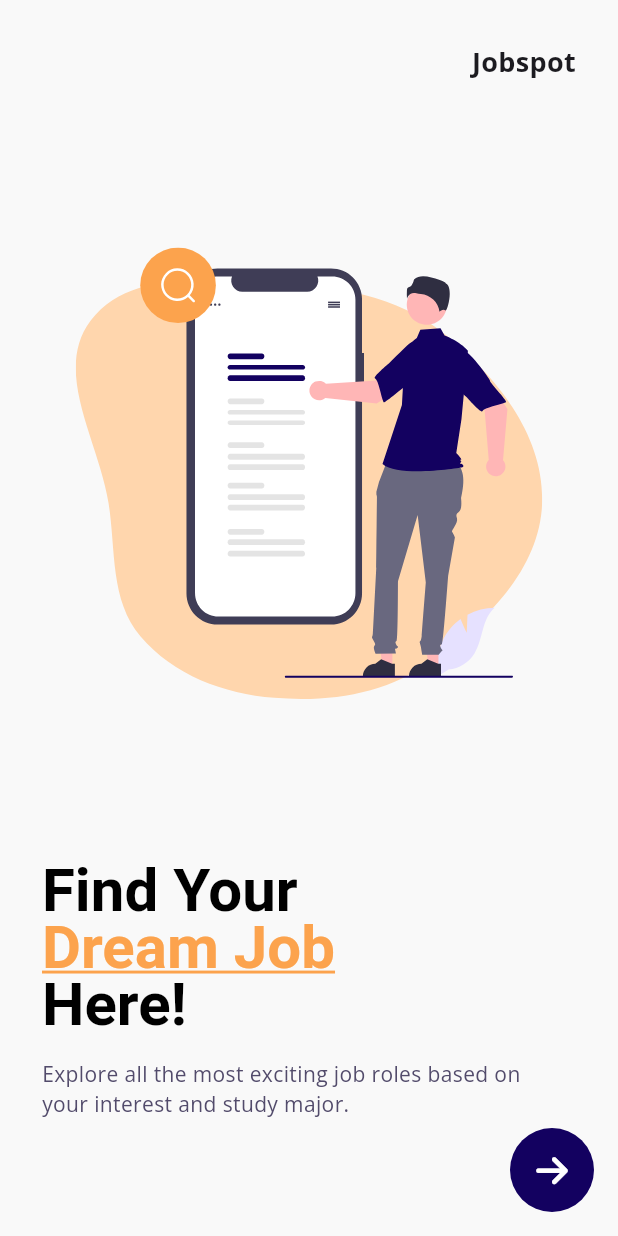
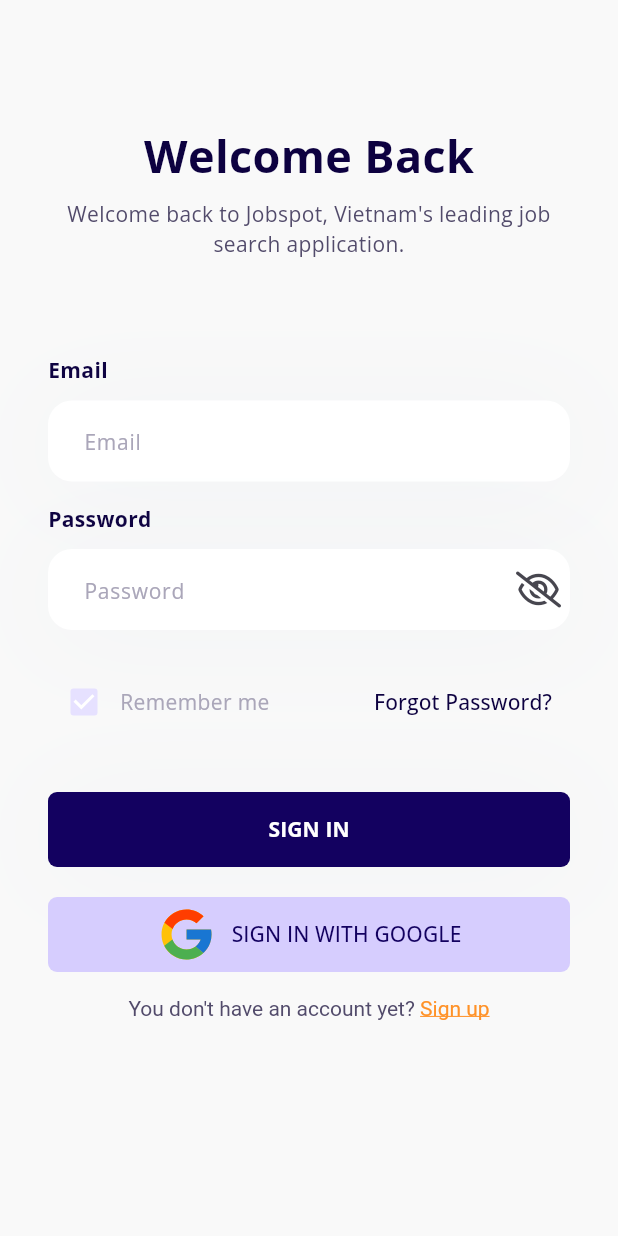
Before and after one commit to dustin-goldenowl/jobspot, a Flutter app: the screen it shows after launch, after a tap on an icon or button, on a phone screen of 412 x 824 dp. Run offline on Flutter 3.47's test engine with Material 2 defaults, Android fonts, the phone set to English and light mode, and no system bars; our stand-ins replace auto_route, firebase_core, flutter_svg, fluttertoast, font_awesome_flutter, get_it and 1 more; accounts and stored records are empty; generated files the repository leaves out were written again.

Commit message:
add UI Sign In Screen

```diff
--- a/lib/jobspot_app.dart
+++ b/lib/jobspot_app.dart
@@ -1,5 +1,6 @@
 import 'package:flutter/material.dart';
-import 'package:jobspot/src/presentations/on_boarding/screen/on_boarding_page.dart';
+import 'package:jobspot/injection.dart';
+import 'package:jobspot/src/core/config/router/app_router.dart';
 
 import 'src/core/config/localization/app_localizations_setup.dart';
 import 'src/core/constants/constants.dart';
@@ -9,7 +10,7 @@
 
   @override
   Widget build(BuildContext context) {
-    return MaterialApp(
+    return MaterialApp.router(
       title: 'Jobspot',
       debugShowCheckedModeBanner: false,
       supportedLocales: AppLocalizationsSetup.supportedLocales,
@@ -32,7 +33,7 @@
           ),
         ),
       ),
-      home: const OnBoardingPage(),
+      routerConfig: getIt<AppRouter>().config(),
     );
   }
 }
--- a/lib/l10n/app_en.arb
+++ b/lib/l10n/app_en.arb
@@ -2,5 +2,16 @@
     "find_your": "Find Your",
     "dream_job": "Dream Job",
     "here": "Here!",
-    "on_boarding_content": "Explore all the most exciting job roles based on your interest and study major."
+    "on_boarding_content": "Explore all the most exciting job roles based on your interest and study major.",
+    "sign_in_content": "Welcome back to Jobspot, Vietnam's leading job search application.",
+    "welcome_back": "Welcome Back",
+    "remember_me": "Remember me",
+    "forgot_password": "Forgot Password?",
+    "press_again_to_exit": "Press again to exit",
+    "you_dont_have_an_account_yet": "You don't have an account yet? ",
+    "sign_in": "Sign in",
+    "sign_up": "Sign up",
+    "sign_in_with_google": "Sign in with Google",
+    "email": "Email",
+    "password": "Password"
 }
--- a/lib/l10n/app_vi.arb
+++ b/lib/l10n/app_vi.arb
@@ -2,5 +2,16 @@
     "find_your": "Find Your",
     "dream_job": "Dream Job",
     "here": "Here!",
-    "on_boarding_content": "Khám phá tất cả các vai trò công việc thú vị nhất dựa trên sở thích và chuyên ngành học tập của bạn."
+    "on_boarding_content": "Khám phá tất cả các vai trò công việc thú vị nhất dựa trên sở thích và chuyên ngành học tập của bạn.",
+    "sign_in_content": "Chào mừng bạn trở lại Jobspot, ứng dụng tìm việc làm hàng đầu Việt Nam.",
+    "welcome_back": "Welcome Back",
+    "remember_me": "Ghi nhớ",
+    "forgot_password": "Quên mật khẩu?",
+    "press_again_to_exit": "Nhấn lần nữa để thoát",
+    "you_dont_have_an_account_yet": "Bạn chưa có tài khoản? ",
+    "sign_in": "Đăng nhập",
+    "sign_up": "Đăng ký",
+    "sign_in_with_google": "Đăng ký với Google",
+    "email": "Email",
+    "password": "Password"
 }
--- /dev/null
+++ b/lib/src/core/common/custom_toast.dart
@@ -0,0 +1,40 @@
+import 'package:flutter/material.dart';
+import 'package:flutter_svg/flutter_svg.dart';
+import 'package:fluttertoast/fluttertoast.dart';
+import 'package:jobspot/src/core/constants/constants.dart';
+
+Widget toast(String text) {
+  return Card(
+    elevation: 5,
+    child: Container(
+      padding: const EdgeInsets.all(8),
+      decoration: BoxDecoration(
+        color: AppColors.scaffoldBackground,
+        borderRadius: BorderRadius.circular(15),
+      ),
+      child: Row(
+        children: [
+          SvgPicture.asset(AppImages.logo, width: 40, height: 40),
+          const SizedBox(width: 10),
+          Flexible(
+            child: Text(
+              text,
+              style: const TextStyle(color: Colors.black, fontSize: 15),
+            ),
+          ),
+        ],
+      ),
+    ),
+  );
+}
+
+void customToast(BuildContext context, String text) {
+  FToast fToast = FToast();
+  fToast.init(context);
+  fToast.showToast(
+    child: toast(text),
+    toastDuration: const Duration(seconds: 3),
+    gravity: ToastGravity.BOTTOM,
+    fadeDuration: const Duration(seconds: 1),
+  );
+}
--- a/lib/src/core/config/localization/app_local.dart
+++ b/lib/src/core/config/localization/app_local.dart
@@ -2,5 +2,5 @@
 import 'package:flutter_gen/gen_l10n/app_localizations.dart';
 
 class AppLocal {
-  static get text => getIt<AppLocalizations>();
+  static AppLocalizations get text => getIt<AppLocalizations>();
 }
--- /dev/null
+++ b/lib/src/core/config/router/app_router.dart
@@ -0,0 +1,17 @@
+import 'package:auto_route/auto_route.dart';
+import 'package:injectable/injectable.dart';
+import 'package:jobspot/src/core/config/router/app_router.gr.dart';
+
+@lazySingleton
+@AutoRouterConfig()
+class AppRouter extends $AppRouter {
+  @override
+  List<AutoRoute> get routes => [
+        AutoRoute(page: OnBoardingRoute.page, initial: true),
+        CustomRoute(
+          path: '/signIn',
+          page: SignInRoute.page,
+          transitionsBuilder: TransitionsBuilders.slideLeft,
+        ),
+      ];
+}
--- a/lib/src/core/constants/app_images.dart
+++ b/lib/src/core/constants/app_images.dart
@@ -2,4 +2,6 @@
   AppImages._();
 
   static String onBoarding = "assets/images/intro_image.svg";
+  static String google = "assets/images/google.svg";
+  static String logo = "assets/images/logo.svg";
 }
--- /dev/null
+++ b/lib/src/core/function/on_will_pop.dart
@@ -0,0 +1,18 @@
+import 'package:flutter/material.dart';
+import 'package:jobspot/src/core/common/custom_toast.dart';
+import 'package:jobspot/src/core/config/localization/app_local.dart';
+
+Future<bool> onWillPop({
+  required BuildContext context,
+  required Function(DateTime?) action,
+  DateTime? currentBackPressTime,
+}) {
+  DateTime now = DateTime.now();
+  if (currentBackPressTime == null ||
+      now.difference(currentBackPressTime) > const Duration(seconds: 3)) {
+    action(now);
+    customToast(context, AppLocal.text.press_again_to_exit);
+    return Future.value(false);
+  }
+  return Future.value(true);
+}
--- a/lib/src/presentations/on_boarding/screen/on_boarding_page.dart
+++ b/lib/src/presentations/on_boarding/screen/on_boarding_page.dart
@@ -1,27 +1,52 @@
+import 'package:auto_route/auto_route.dart';
 import 'package:flutter/material.dart';
 import 'package:flutter_svg/flutter_svg.dart';
 import 'package:font_awesome_flutter/font_awesome_flutter.dart';
 import 'package:jobspot/injection.dart';
 import 'package:jobspot/src/core/config/localization/app_local.dart';
 import 'package:flutter_gen/gen_l10n/app_localizations.dart';
+import 'package:jobspot/src/core/config/router/app_router.gr.dart';
+import 'package:jobspot/src/core/function/on_will_pop.dart';
 
 import '../../../core/constants/constants.dart';
 
-class OnBoardingPage extends StatelessWidget {
+@RoutePage()
+class OnBoardingPage extends StatefulWidget {
   const OnBoardingPage({super.key});
 
   @override
+  State<OnBoardingPage> createState() => _OnBoardingPageState();
+}
+
+class _OnBoardingPageState extends State<OnBoardingPage> {
+  DateTime? _currentBackPressTime;
+
+  @override
   Widget build(BuildContext context) {
-    getIt.registerSingleton(AppLocalizations.of(context)!);
+    if (!getIt.isRegistered<AppLocalizations>()) {
+      getIt.registerSingleton(AppLocalizations.of(context)!);
+    }
 
     return Scaffold(
       floatingActionButton: FloatingActionButton(
-        onPressed: () {},
+        onPressed: () {
+          context.router.pushAndPopUntil(
+            const SignInRoute(),
+            predicate: (_) => false,
+          );
+        },
         shape: RoundedRectangleBorder(borderRadius: BorderRadius.circular(360)),
         elevation: 0,
         child: const Icon(FontAwesomeIcons.arrowRight),
       ),
-      body: _body(context),
+      body: WillPopScope(
+        onWillPop: () => onWillPop(
+          context: context,
+          action: (now) => _currentBackPressTime = now,
+          currentBackPressTime: _currentBackPressTime,
+        ),
+        child: _body(context),
+      ),
     );
   }
 
--- /dev/null
+++ b/lib/src/presentations/sign_in/screen/sign_in_page.dart
@@ -0,0 +1,181 @@
+import 'package:auto_route/auto_route.dart';
+import 'package:flutter/gestures.dart';
+import 'package:flutter/material.dart';
+import 'package:flutter_svg/flutter_svg.dart';
+import 'package:jobspot/injection.dart';
+import 'package:jobspot/src/core/config/localization/app_local.dart';
+import 'package:jobspot/src/core/function/on_will_pop.dart';
+import 'package:jobspot/src/presentations/sign_in/widgets/custom_button.dart';
+import 'package:jobspot/src/presentations/sign_in/widgets/custom_title_text_input.dart';
+import 'package:flutter_gen/gen_l10n/app_localizations.dart';
+
+import '../../../core/constants/constants.dart';
+
+@RoutePage()
+class SignInPage extends StatefulWidget {
+  const SignInPage({super.key});
+
+  @override
+  State<SignInPage> createState() => _SignInPageState();
+}
+
+class _SignInPageState extends State<SignInPage> {
+  DateTime? _currentBackPressTime;
+  final TextEditingController _emailController = TextEditingController();
+  final TextEditingController _passwordController = TextEditingController();
+  bool isShowPassword = false;
+
+  @override
+  Widget build(BuildContext context) {
+    if (!getIt.isRegistered<AppLocalizations>()) {
+      getIt.registerSingleton(AppLocalizations.of(context)!);
+    }
+
+    return Scaffold(
+      body: WillPopScope(
+        onWillPop: () => onWillPop(
+          context: context,
+          action: (now) => _currentBackPressTime = now,
+          currentBackPressTime: _currentBackPressTime,
+        ),
+        child: _buildBody(),
+      ),
+    );
+  }
+
+  Widget _buildBody() {
+    return SafeArea(
+      child: SingleChildScrollView(
+        physics: const BouncingScrollPhysics(),
+        child: Form(
+          child: Padding(
+            padding: const EdgeInsets.all(AppDimens.largePadding),
+            child: Column(
+              children: [
+                const SizedBox(height: 50),
+                _buildTitle(),
+                const SizedBox(height: 64),
+                _buildInput(),
+                const SizedBox(height: 24),
+                Row(
+                  children: [
+                    _rememberWidget(),
+                    const Spacer(),
+                    TextButton(
+                      onPressed: () {},
+                      child: Text(
+                        AppLocal.text.forgot_password,
+                        style: TextStyle(color: AppColors.nightBlue),
+                      ),
+                    )
+                  ],
+                ),
+                const SizedBox(height: 36),
+                CustomButton(
+                  title: AppLocal.text.sign_in.toUpperCase(),
+                  onPressed: () {},
+                ),
+                const SizedBox(height: 20),
+                CustomButton(
+                  isElevated: false,
+                  onPressed: () {},
+                  child: Row(
+                    mainAxisAlignment: MainAxisAlignment.center,
+                    children: [
+                      SvgPicture.asset(
+                        AppImages.google,
+                        width: 40,
+                        height: 40,
+                      ),
+                      const SizedBox(width: 10),
+                      Text(
+                        AppLocal.text.sign_in_with_google.toUpperCase(),
+                        style: TextStyle(color: AppColors.primary),
+                      ),
+                    ],
+                  ),
+                ),
+                const SizedBox(height: 16),
+                RichText(
+                  text: TextSpan(
+                    children: [
+                      TextSpan(
+                        text: AppLocal.text.you_dont_have_an_account_yet,
+                        style: TextStyle(color: AppColors.mulledWine),
+                      ),
+                      TextSpan(
+                        text: AppLocal.text.sign_up,
+                        style: TextStyle(
+                          decoration: TextDecoration.underline,
+                          color: AppColors.deepSaffron,
+                        ),
+                        recognizer: TapGestureRecognizer()..onTap = () {},
+                      )
+                    ],
+                  ),
+                ),
+              ],
+            ),
+          ),
+        ),
+      ),
+    );
+  }
+
+  Widget _buildTitle() {
+    return Column(
+      children: [
+        Text(
+          AppLocal.text.welcome_back,
+          style: TextStyle(
+            fontSize: 30,
+            fontWeight: FontWeight.w700,
+            color: AppColors.nightBlue,
+          ),
+        ),
+        const SizedBox(height: 8),
+        Text(
+          AppLocal.text.sign_in_content,
+          style: TextStyle(color: AppColors.mulledWine),
+          textAlign: TextAlign.center,
+        ),
+      ],
+    );
+  }
+
+  Widget _buildInput() {
+    return Column(
+      children: [
+        CustomTitleTextInput(
+          controller: _emailController,
+          title: AppLocal.text.email,
+          hintText: AppLocal.text.email,
+        ),
+        const SizedBox(height: 15),
+        CustomTitleTextInput(
+          controller: _passwordController,
+          title: AppLocal.text.password,
+          hintText: AppLocal.text.password,
+          isPassword: true,
+          obscureText: isShowPassword,
+        ),
+      ],
+    );
+  }
+
+  Widget _rememberWidget() {
+    return Row(
+      children: [
+        Checkbox(
+          value: true,
+          onChanged: (value) {},
+          activeColor: AppColors.lavenderMist,
+        ),
+        Text(
+          AppLocal.text.remember_me,
+          style: TextStyle(color: AppColors.spunPearl),
+        ),
+      ],
+    );
+  }
+}
--- /dev/null
+++ b/lib/src/presentations/sign_in/widgets/custom_button.dart
@@ -0,0 +1,53 @@
+import 'package:flutter/material.dart';
+
+import '../../../core/constants/constants.dart';
+
+class CustomButton extends StatelessWidget {
+  const CustomButton({
+    super.key,
+    this.child,
+    this.title,
+    this.width,
+    this.isElevated = true,
+    required this.onPressed,
+  });
+
+  final Widget? child;
+  final String? title;
+  final bool isElevated;
+  final double? width;
+  final VoidCallback onPressed;
+
+  @override
+  Widget build(BuildContext context) {
+    return Container(
+      decoration: BoxDecoration(
+          boxShadow: isElevated
+              ? [
+                  const BoxShadow(
+                    color: Color.fromARGB(18, 153, 171, 198),
+                    blurRadius: 62,
+                    offset: Offset(0, 4),
+                  ),
+                ]
+              : null),
+      height: 50,
+      width: width ?? double.infinity,
+      child: ElevatedButton(
+        onPressed: onPressed,
+        style: ElevatedButton.styleFrom(
+          backgroundColor: isElevated ? AppColors.primary : AppColors.secondary,
+          elevation: 0,
+          shape: RoundedRectangleBorder(
+            borderRadius: BorderRadius.circular(6),
+          ),
+        ),
+        child: child ??
+            Text(
+              title ?? "",
+              style: const TextStyle(fontWeight: FontWeight.w700),
+            ),
+      ),
+    );
+  }
+}
--- /dev/null
+++ b/lib/src/presentations/sign_in/widgets/custom_title_text_input.dart
@@ -0,0 +1,113 @@
+import 'package:flutter/material.dart';
+import 'package:font_awesome_flutter/font_awesome_flutter.dart';
+import 'package:jobspot/src/core/constants/constants.dart';
+
+class CustomTitleTextInput extends StatelessWidget {
+  const CustomTitleTextInput({
+    super.key,
+    required this.controller,
+    this.hintText,
+    this.obscureText = false,
+    this.isPassword = false,
+    this.title,
+    this.onChange,
+    this.titleFontSize,
+    this.maxLines = 1,
+    this.isSearch = false,
+    this.textInputAction,
+    this.onClear,
+    this.onTap,
+    this.focusNode,
+  });
+
+  final TextEditingController controller;
+  final String? title;
+  final double? titleFontSize;
+  final String? hintText;
+  final bool obscureText;
+  final bool isPassword;
+  final bool isSearch;
+  final int maxLines;
+  final TextInputAction? textInputAction;
+  final Function(bool isShow)? onChange;
+  final VoidCallback? onClear;
+  final VoidCallback? onTap;
+  final FocusNode? focusNode;
+
+  @override
+  Widget build(BuildContext context) {
+    return Column(
+      crossAxisAlignment: CrossAxisAlignment.start,
+      children: [
+        if (title != null)
+          Text(
+            title!,
+            style: TextStyle(
+              color: AppColors.nightBlue,
+              fontWeight: FontWeight.w700,
+              fontSize: titleFontSize,
+            ),
+          ),
+        if (title != null) const SizedBox(height: 10),
+        Container(
+          decoration: const BoxDecoration(
+            boxShadow: [
+              BoxShadow(
+                color: Color.fromARGB(18, 153, 171, 198),
+                blurRadius: 62,
+                offset: Offset(0, 4),
+              ),
+            ],
+          ),
+          child: TextFormField(
+            focusNode: focusNode,
+            onTap: onTap,
+            readOnly: onTap != null,
+            controller: controller,
+            obscureText: obscureText,
+            maxLines: maxLines,
+            textInputAction: textInputAction,
+            decoration: InputDecoration(
+              contentPadding: const EdgeInsets.symmetric(
+                horizontal: AppDimens.smallPadding,
+                vertical: 15,
+              ),
+              filled: true,
+              fillColor: Colors.white,
+              hintText: hintText,
+              hintStyle: TextStyle(
+                color: AppColors.spunPearl,
+                fontSize: 14,
+                fontWeight: FontWeight.normal,
+              ),
+              prefixIcon: isSearch
+                  ? Icon(
+                      FontAwesomeIcons.magnifyingGlass,
+                      color: AppColors.spunPearl,
+                      size: 20,
+                    )
+                  : null,
+              suffixIcon: isPassword
+                  ? IconButton(
+                      onPressed: () => onChange!(!obscureText),
+                      icon: Icon(obscureText
+                          ? FontAwesomeIcons.eye
+                          : FontAwesomeIcons.eyeSlash),
+                    )
+                  : isSearch && controller.text.isNotEmpty
+                      ? IconButton(
+                          onPressed: () => controller.clear(), //onClear
+                          icon: const Icon(FontAwesomeIcons.xmark),
+                        )
+                      : null,
+              border: OutlineInputBorder(
+                borderRadius: BorderRadius.circular(16),
+                borderSide: const BorderSide(width: 0, style: BorderStyle.none),
+              ),
+            ),
+          ),
+        ),
+      ],
+    );
+  }
+}
--- a/pubspec.yaml
+++ b/pubspec.yaml
@@ -40,15 +40,18 @@
   firebase_core: ^2.16.0
   font_awesome_flutter: ^10.5.0
   flutter_svg: ^2.0.7
+  auto_route: ^7.8.3
   intl: ^0.18.0
   get_it: ^7.6.4
   injectable: ^2.3.0
+  fluttertoast: ^8.2.2
 
 dev_dependencies:
   flutter_test:
     sdk: flutter
 
-  build_runner: ^2.4.6
+  auto_route_generator: 7.3.1
+  build_runner: 2.4.6
   injectable_generator: ^2.4.0
 
   # The "flutter_lints" package below contains a set of recommended lints to
```
Also changed, not shown: assets/images/google.svg (added), assets/images/logo.svg, lib/injection.config.dart, lib/src/core/config/router/app_router.gr.dart (added), pubspec.lock.
